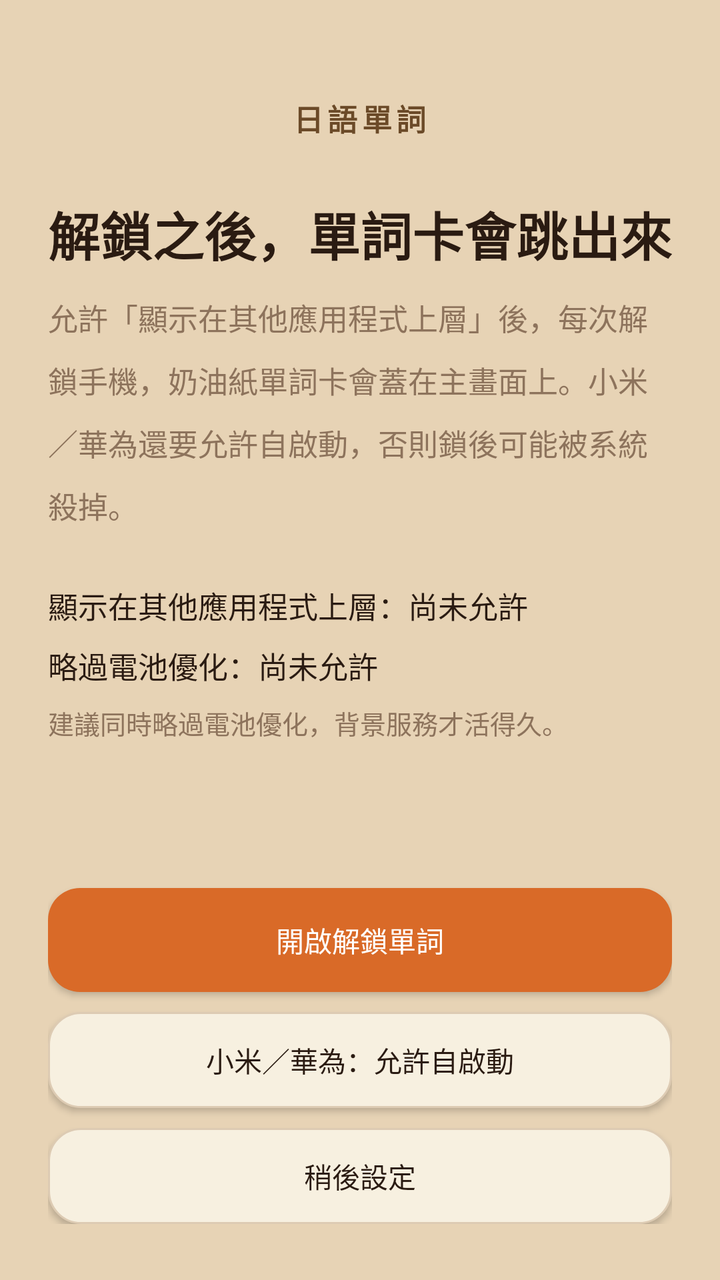
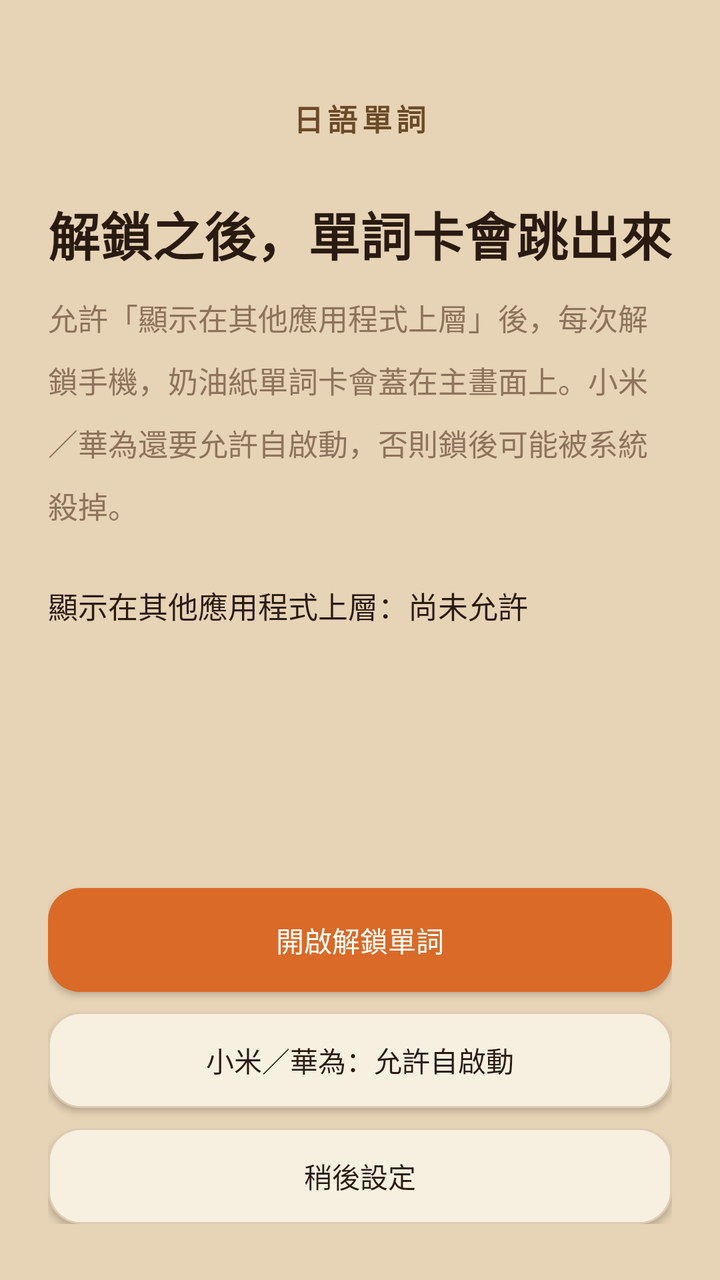

Compare the two renders of this Android layout. The source of the first and the diff that turns it into the second are given below.
<!-- AndroidManifest.xml: application theme Theme.JpVocab -->
<!-- res/layout/setup_panel.xml -->
<?xml version="1.0" encoding="utf-8"?>
<LinearLayout xmlns:android="http://schemas.android.com/apk/res/android"
    android:layout_width="match_parent"
    android:layout_height="match_parent"
    android:background="@color/bg"
    android:gravity="center_horizontal"
    android:orientation="vertical"
    android:paddingLeft="24dp"
    android:paddingRight="24dp"
    android:paddingTop="48dp"
    android:paddingBottom="28dp">

    <TextView
        android:layout_width="wrap_content"
        android:layout_height="wrap_content"
        android:letterSpacing="0.14"
        android:text="@string/app_name"
        android:textColor="@color/title"
        android:textSize="15sp"
        android:textStyle="bold" />

    <TextView
        android:layout_width="match_parent"
        android:layout_height="wrap_content"
        android:layout_marginTop="28dp"
        android:lineSpacingMultiplier="1.25"
        android:text="@string/setup_title"
        android:textColor="@color/ink"
        android:textSize="26sp"
        android:textStyle="bold" />

    <TextView
        android:layout_width="match_parent"
        android:layout_height="wrap_content"
        android:layout_marginTop="12dp"
        android:lineSpacingMultiplier="1.45"
        android:text="@string/setup_body"
        android:textColor="@color/muted"
        android:textSize="15sp" />

    <TextView
        android:id="@+id/setupOverlay"
        android:layout_width="match_parent"
        android:layout_height="wrap_content"
        android:layout_marginTop="28dp"
        android:text="@string/perm_overlay_need"
        android:textColor="@color/ink"
        android:textSize="15sp" />

    <TextView
        android:id="@+id/setupBattery"
        android:layout_width="match_parent"
        android:layout_height="wrap_content"
        android:layout_marginTop="8dp"
        android:text="@string/perm_battery_need"
        android:textColor="@color/ink"
        android:textSize="15sp" />

    <TextView
        android:layout_width="match_parent"
        android:layout_height="wrap_content"
        android:layout_marginTop="8dp"
        android:text="@string/setup_oem"
        android:textColor="@color/muted"
        android:textSize="13sp" />

    <View
        android:layout_width="match_parent"
        android:layout_height="0dp"
        android:layout_weight="1" />

    <Button
        android:id="@+id/btnEnableUnlock"
        style="@style/PrimaryBtn"
        android:layout_width="match_parent"
        android:layout_height="52dp"
        android:text="@string/setup_enable" />

    <Button
        android:id="@+id/btnOemAutostart"
        style="@style/GhostBtn"
        android:layout_width="match_parent"
        android:layout_height="48dp"
        android:layout_marginTop="10dp"
        android:text="@string/setup_autostart" />

    <Button
        android:id="@+id/btnSkipSetup"
        style="@style/GhostBtn"
        android:layout_width="match_parent"
        android:layout_height="48dp"
        android:layout_marginTop="10dp"
        android:text="@string/setup_later" />
</LinearLayout>
<!-- resources referenced by this layout -->
<resources>
  <color name="bg">#E7D3B5</color>
  <color name="ink">#2A1B12</color>
  <color name="muted">#8D735C</color>
  <color name="title">#6B4A28</color>
  <string name="app_name">日語單詞</string>
  <string name="perm_battery_need">略過電池優化：尚未允許</string>
  <string name="perm_overlay_need">顯示在其他應用程式上層：尚未允許</string>
  <string name="setup_autostart">小米／華為：允許自啟動</string>
  <string name="setup_body">允許「顯示在其他應用程式上層」後，每次解鎖手機，奶油紙單詞卡會蓋在主畫面上。小米／華為還要允許自啟動，否則鎖後可能被系統殺掉。</string>
  <string name="setup_enable">開啟解鎖單詞</string>
  <string name="setup_later">稍後設定</string>
  <string name="setup_oem">建議同時略過電池優化，背景服務才活得久。</string>
  <string name="setup_title">解鎖之後，單詞卡會跳出來</string>
  <style name="GhostBtn" parent="Widget.AppCompat.Button">
          <item name="android:background">@drawable/btn_ghost</item>
          <item name="android:textColor">@color/ink</item>
          <item name="android:textAllCaps">false</item>
      </style>
  <style name="PrimaryBtn" parent="Widget.AppCompat.Button">
          <item name="android:background">@drawable/btn_primary</item>
          <item name="android:textColor">#FFFFFF</item>
          <item name="android:textAllCaps">false</item>
      </style>
  <style name="Theme.JpVocab" parent="Theme.AppCompat.Light.NoActionBar">
          <item name="colorPrimary">@color/accent</item>
          <item name="android:statusBarColor">@color/bg</item>
          <item name="android:navigationBarColor">@color/bg</item>
          <item name="android:windowBackground">@color/bg</item>
          <item name="android:windowLightStatusBar">true</item>
      </style>
  <!-- drawable btn_ghost (drawable) -->
  <?xml version="1.0" encoding="utf-8"?>
  <shape xmlns:android="http://schemas.android.com/apk/res/android" android:shape="rectangle">
      <corners android:radius="16dp" />
      <solid android:color="@color/paper" />
      <stroke android:width="1dp" android:color="#DDCBB3" />
  </shape>
  <!-- drawable btn_primary (drawable) -->
  <?xml version="1.0" encoding="utf-8"?>
  <selector xmlns:android="http://schemas.android.com/apk/res/android">
      <item android:state_pressed="true">
          <shape android:shape="rectangle">
              <corners android:radius="16dp" />
              <solid android:color="#9A4310" />
          </shape>
      </item>
      <item>
          <shape android:shape="rectangle">
              <corners android:radius="16dp" />
              <solid android:color="@color/accent" />
          </shape>
      </item>
  </selector>
  <color name="accent">#D96A28</color>
  <color name="paper">#F7F0E0</color>
</resources>

<!-- the commit's change to res/layout/setup_panel.xml (unified diff, before → after) -->
@@ -47,23 +47,6 @@
         android:textColor="@color/ink"
         android:textSize="15sp" />
 
-    <TextView
-        android:id="@+id/setupBattery"
-        android:layout_width="match_parent"
-        android:layout_height="wrap_content"
-        android:layout_marginTop="8dp"
-        android:text="@string/perm_battery_need"
-        android:textColor="@color/ink"
-        android:textSize="15sp" />
-
-    <TextView
-        android:layout_width="match_parent"
-        android:layout_height="wrap_content"
-        android:layout_marginTop="8dp"
-        android:text="@string/setup_oem"
-        android:textColor="@color/muted"
-        android:textSize="13sp" />
-
     <View
         android:layout_width="match_parent"
         android:layout_height="0dp"
<!-- resource entries referenced after the edit -->
@@ -5,13 +5,11 @@
   <color name="muted">#8D735C</color>
   <color name="title">#6B4A28</color>
   <string name="app_name">日語單詞</string>
-  <string name="perm_battery_need">略過電池優化：尚未允許</string>
   <string name="perm_overlay_need">顯示在其他應用程式上層：尚未允許</string>
   <string name="setup_autostart">小米／華為：允許自啟動</string>
   <string name="setup_body">允許「顯示在其他應用程式上層」後，每次解鎖手機，奶油紙單詞卡會蓋在主畫面上。小米／華為還要允許自啟動，否則鎖後可能被系統殺掉。</string>
   <string name="setup_enable">開啟解鎖單詞</string>
   <string name="setup_later">稍後設定</string>
-  <string name="setup_oem">建議同時略過電池優化，背景服務才活得久。</string>
   <string name="setup_title">解鎖之後，單詞卡會跳出來</string>
   <style name="GhostBtn" parent="Widget.AppCompat.Button">
           <item name="android:background">@drawable/btn_ghost</item>
